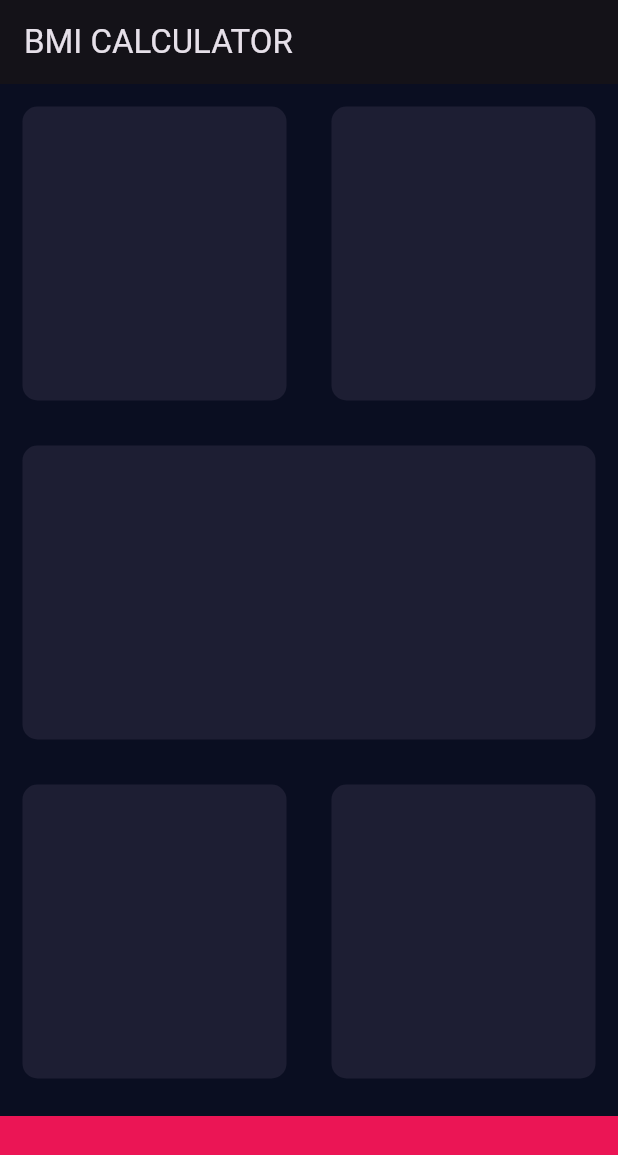
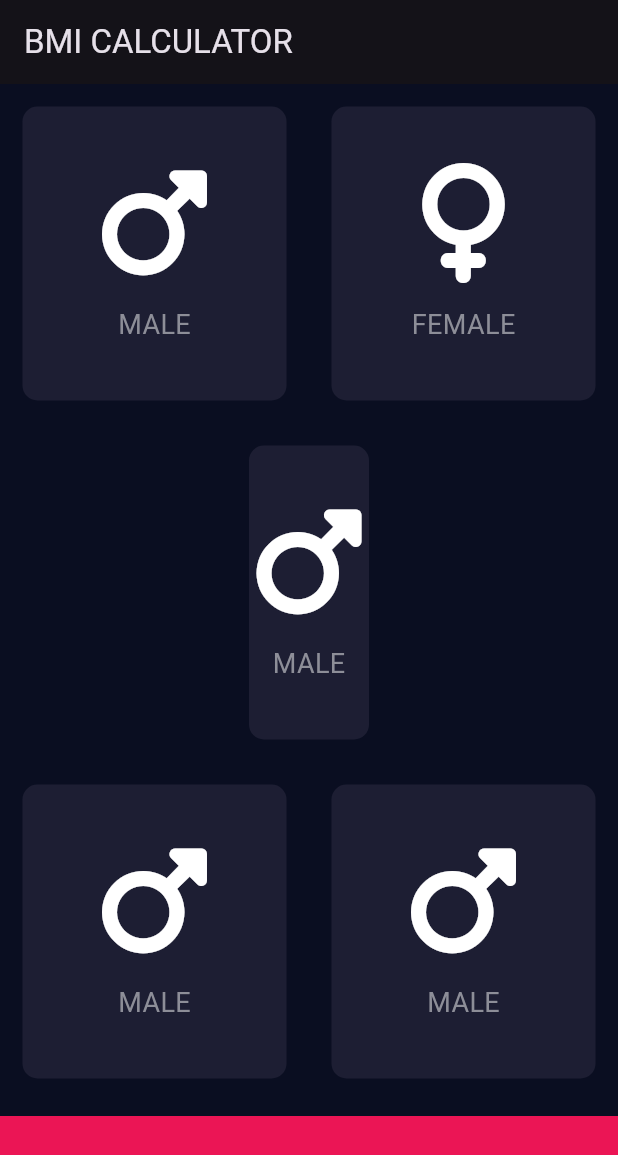
Before and after one commit to hdh6683/bmi_calculator, a Flutter app: the screen it shows after launch, on a phone screen of 412 x 824 dp. Shown: the top 1155 px of the screen. Run offline on Flutter 3.47's test engine with Material 3 defaults, Android fonts, the phone set to English and light mode, and no system bars; our stand-ins replace font_awesome_flutter.

Commit message:
24.06.13 second commit

```diff
--- a/lib/input_page.dart
+++ b/lib/input_page.dart
@@ -1,4 +1,5 @@
 import 'package:flutter/material.dart';
+import 'package:font_awesome_flutter/font_awesome_flutter.dart';
 
 const bottomContainerHeight = 80.0;
 const Color activeCardColour = Color(0xFFEB1555);
@@ -24,18 +25,42 @@ class _InputPageState extends State<InputPage> {
                 Expanded(
                   child: ReusableCard(
                     colour: activeCardColour,
+                    cardChild: IconContent(
+                        icon: FontAwesomeIcons.mars, caption: 'MALE'),
                   ),
                 ),
                 Expanded(
-                    child: ReusableCard(
-                  colour: activeCardColour,
-                )),
+                  child: ReusableCard(
+                    colour: activeCardColour,
+                    cardChild: IconContent(
+                        icon: FontAwesomeIcons.venus, caption: 'FEMALE'),
+                  ),
+                ),
               ],
             ),
           ),
           Expanded(
               child: ReusableCard(
             colour: activeCardColour,
+            cardChild: Column(
+              mainAxisAlignment: MainAxisAlignment.center,
+              children: <Widget>[
+                Icon(
+                  FontAwesomeIcons.mars,
+                  size: 80.0,
+                ),
+                SizedBox(
+                  height: 15.0,
+                ),
+                Text(
+                  'MALE',
+                  style: TextStyle(
+                    fontSize: 18.0,
+                    color: Color(0xFF8D8E98),
+                  ),
+                )
+              ],
+            ),
           )),
           Expanded(
             child: Row(
@@ -43,10 +68,48 @@ class _InputPageState extends State<InputPage> {
                 Expanded(
                     child: ReusableCard(
                   colour: activeCardColour,
+                  cardChild: Column(
+                    mainAxisAlignment: MainAxisAlignment.center,
+                    children: <Widget>[
+                      Icon(
+                        FontAwesomeIcons.mars,
+                        size: 80.0,
+                      ),
+                      SizedBox(
+                        height: 15.0,
+                      ),
+                      Text(
+                        'MALE',
+                        style: TextStyle(
+                          fontSize: 18.0,
+                          color: Color(0xFF8D8E98),
+                        ),
+                      )
+                    ],
+                  ),
                 )),
                 Expanded(
                     child: ReusableCard(
                   colour: activeCardColour,
+                  cardChild: Column(
+                    mainAxisAlignment: MainAxisAlignment.center,
+                    children: <Widget>[
+                      Icon(
+                        FontAwesomeIcons.mars,
+                        size: 80.0,
+                      ),
+                      SizedBox(
+                        height: 15.0,
+                      ),
+                      Text(
+                        'MALE',
+                        style: TextStyle(
+                          fontSize: 18.0,
+                          color: Color(0xFF8D8E98),
+                        ),
+                      )
+                    ],
+                  ),
                 )),
               ],
             ),
@@ -63,14 +126,46 @@ class _InputPageState extends State<InputPage> {
   }
 }
 
+class IconContent extends StatelessWidget {
+  const IconContent({required this.icon, required this.caption});
+
+  final IconData icon;
+  final String caption;
+
+  @override
+  Widget build(BuildContext context) {
+    return Column(
+      mainAxisAlignment: MainAxisAlignment.center,
+      children: <Widget>[
+        Icon(
+          icon,
+          size: 80.0,
+        ),
+        SizedBox(
+          height: 15.0,
+        ),
+        Text(
+          caption,
+          style: TextStyle(
+            fontSize: 18.0,
+            color: Color(0xFF8D8E98),
+          ),
+        )
+      ],
+    );
+  }
+}
+
 class ReusableCard extends StatelessWidget {
-  ReusableCard({required this.colour});
+  ReusableCard({required this.colour, required this.cardChild});
 
   final Color colour; // 한번만 입력하고 변경할 수 없다.
+  final Widget cardChild;
 
   @override
   Widget build(BuildContext context) {
     return Container(
+      child: cardChild,
       margin: EdgeInsets.all(15.0),
       decoration: BoxDecoration(
         color: Color(0xFF1D1E33),
--- a/pubspec.yaml
+++ b/pubspec.yaml
@@ -7,10 +7,12 @@ environment:
   sdk: '>=3.3.3 <4.0.0'
 
 dependencies:
+  font_awesome_flutter: ^10.7.0
   flutter:
     sdk: flutter
 
   cupertino_icons: ^1.0.6
+
 
 dev_dependencies:
   flutter_test:
```
Also changed, not shown: pubspec.lock.
